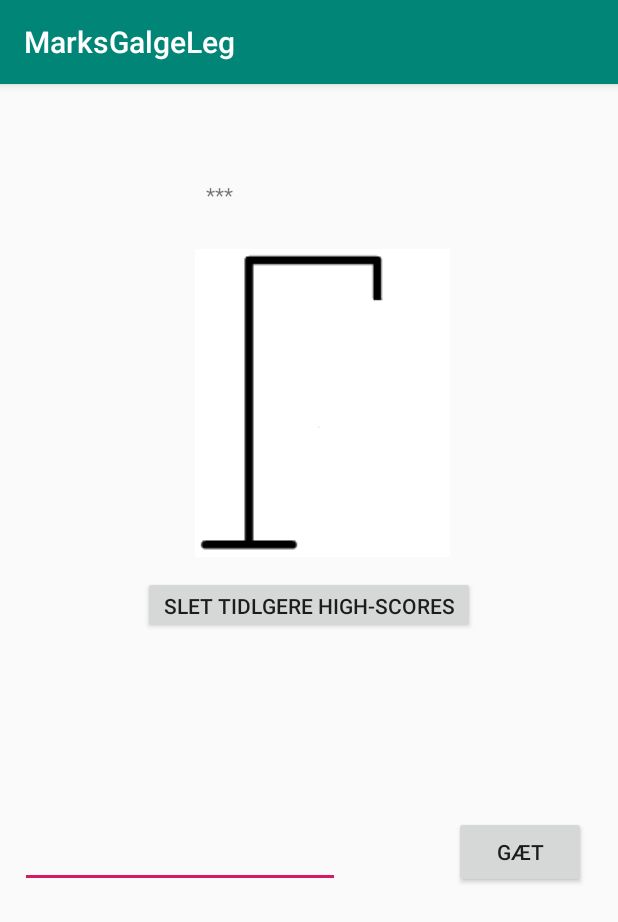
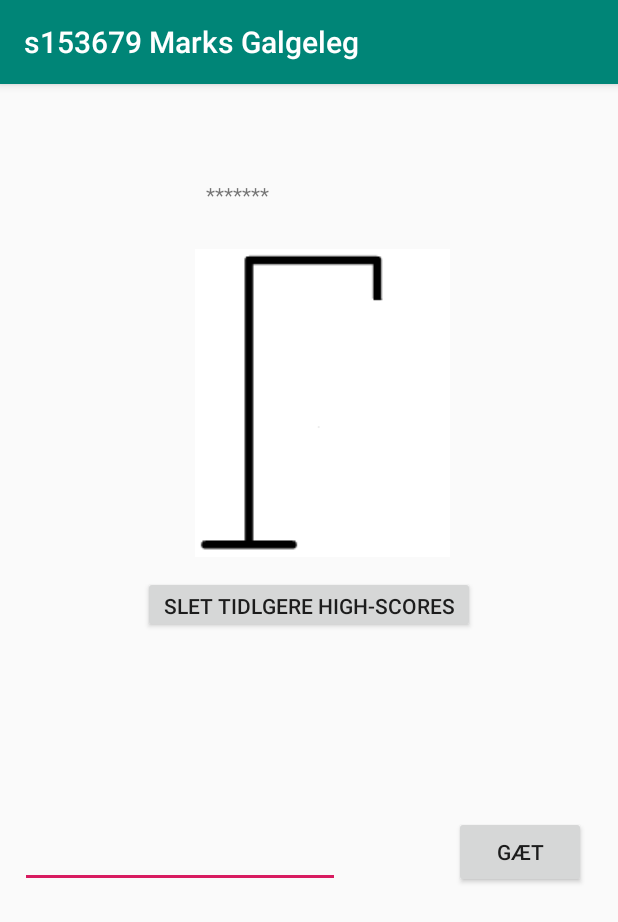
Before and after one commit to mcmalloy/MarksGalgeLeg, an Android app: the GameActivity screen opened directly, with no data from a screen before it, on a phone screen of 412 x 824 dp. Shown: the top 922 px of the screen. Run offline under Robolectric (Android 15) with nearby library versions, the phone set to English and light mode, and no system bars.

Commit message:
done for tonight

```diff
--- a/app/src/main/java/com/example/marksgalgeleg/Galgelogik.java
+++ b/app/src/main/java/com/example/marksgalgeleg/Galgelogik.java
@@ -20,16 +20,16 @@ public class Galgelogik {
   private boolean spilletErVundet;
   private boolean spilletErTabt;
   public Galgelogik() {
-//    muligeOrd.add("bil");
-//    muligeOrd.add("computer");
-//    muligeOrd.add("programmering");
-//    muligeOrd.add("motorvej");
-//    muligeOrd.add("busrute");
-//    muligeOrd.add("gangsti");
-//    muligeOrd.add("skovsnegl");
-//    muligeOrd.add("solsort");
-//    muligeOrd.add("nitten");
     muligeOrd.add("bil");
+    muligeOrd.add("computer");
+    muligeOrd.add("programmering");
+    muligeOrd.add("motorvej");
+    muligeOrd.add("busrute");
+    muligeOrd.add("gangsti");
+    muligeOrd.add("skovsnegl");
+    muligeOrd.add("solsort");
+    muligeOrd.add("nitten");
+   //muligeOrd.add("bil");
     nulstil();
   }
 
--- a/app/src/main/res/values/strings.xml
+++ b/app/src/main/res/values/strings.xml
@@ -1,5 +1,5 @@
 <resources>
-    <string name="app_name">MarksGalgeLeg</string>
+    <string name="app_name">s153679 Marks Galgeleg</string>
     <string name="title_activity_lose">LoseActivity</string>
     <string name="title_activity_high_score_list">HighScoreListActivity</string>
     <string name="large_text">
```
